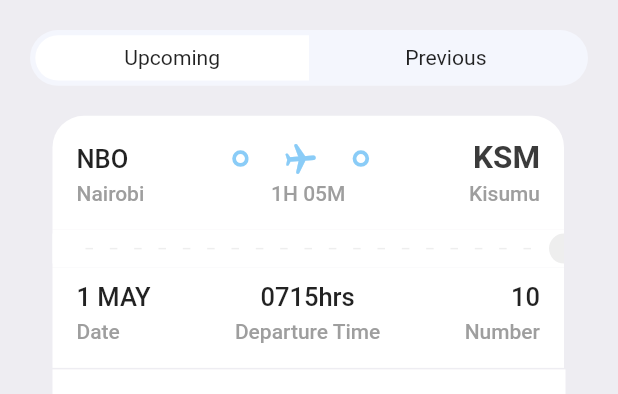
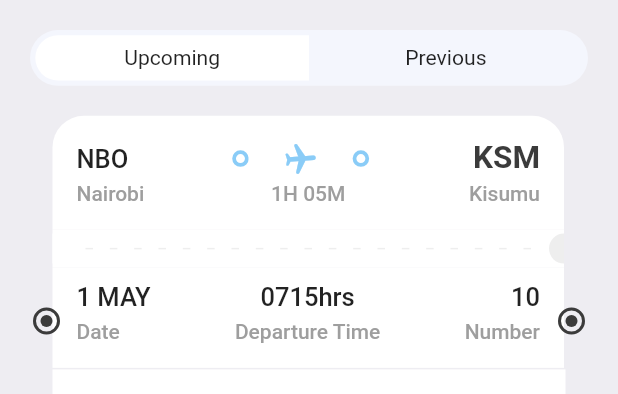
Before and after one commit to Johnas-maranga/Ticketing-Booking, a Flutter app: the TicketScreen screen opened directly, on a phone screen of 412 x 824 dp, the part 135-529 px from its top. Run offline on Flutter 3.47's test engine with Material 2 defaults, Android fonts, the phone set to English and light mode, and no system bars; drawn by our look-alikes of barcode_widget; our stand-ins replace fluentui_icons, gap, get.

Commit message:
ticketing

```diff
--- a/lib/screens/ticket_screen.dart
+++ b/lib/screens/ticket_screen.dart
@@ -110,6 +110,36 @@ class TicketScreen extends StatelessWidget {
             ),
           ],
         ),
+        Positioned(
+          left: AppLayout.getHeight(22),
+          top: AppLayout.getHeight(295),
+          child: Container(
+            padding: EdgeInsets.all(3),
+            decoration: BoxDecoration(
+              shape: BoxShape.circle,
+              border: Border.all(color: Styles.textColor,width:2 )
+            ),
+            child: CircleAvatar(
+              maxRadius: 4,
+              backgroundColor: Styles.textColor ,
+            ),
+          ),
+        ),
+        Positioned(
+          right: AppLayout.getHeight(22),
+          top: AppLayout.getHeight(295),
+          child: Container(
+            padding: EdgeInsets.all(3),
+            decoration: BoxDecoration(
+                shape: BoxShape.circle,
+                border: Border.all(color: Styles.textColor,width:2 )
+            ),
+            child: CircleAvatar(
+              maxRadius: 4,
+              backgroundColor: Styles.textColor ,
+            ),
+          ),
+        )
         ]),
     );
   }
--- a/lib/screens/ticket_view.dart
+++ b/lib/screens/ticket_view.dart
@@ -134,13 +134,13 @@ class TicketView extends StatelessWidget {
                     children: [
                       AppColumnLayout(firstText: ticket['date'],
                           secondText: "Date", alignment:
-                          CrossAxisAlignment.start,isColor: false),
+                          CrossAxisAlignment.start,isColor: isColor),
                       AppColumnLayout(firstText:ticket['departure_time'],
                           secondText: "Departure Time", alignment:
-                          CrossAxisAlignment.center,isColor: false),
+                          CrossAxisAlignment.center,isColor: isColor),
                       AppColumnLayout(firstText:ticket['number'].toString(),
                           secondText: "Number", alignment:
-                          CrossAxisAlignment.end,isColor: false),
+                          CrossAxisAlignment.end,isColor: isColor),
 
                     ],
                   )
```
Also changed, not shown: lib/screens/bottom_bar.dart (+4 -3 lines), lib/screens/profile_screen.dart (added, +46 -0 lines).
